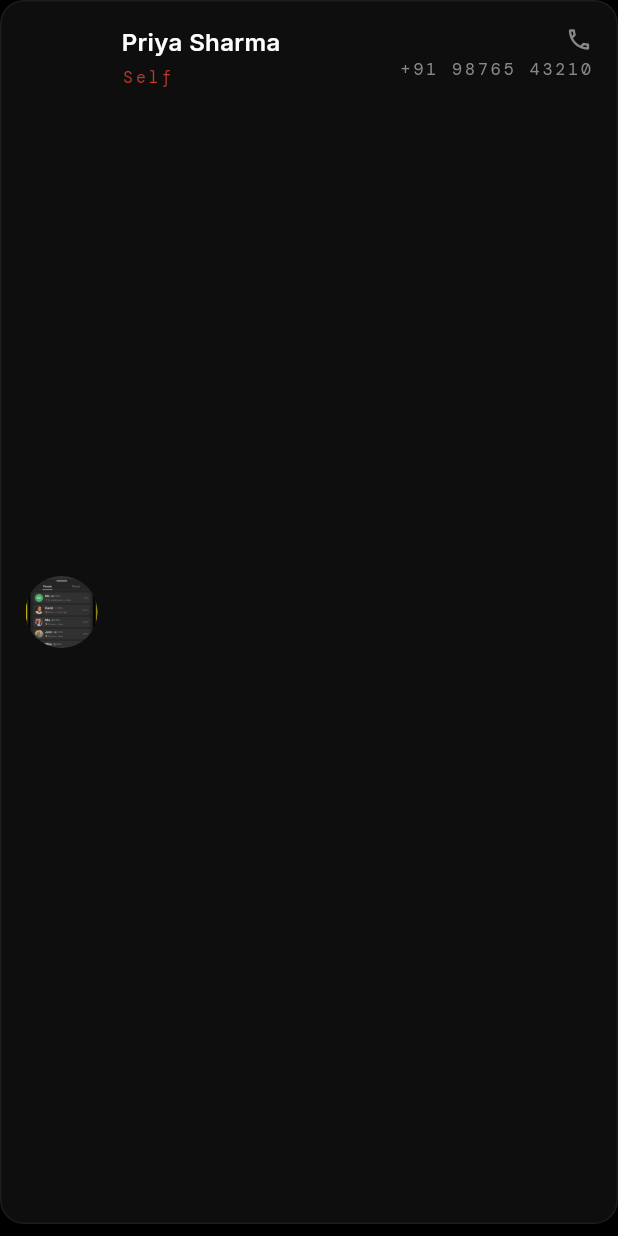
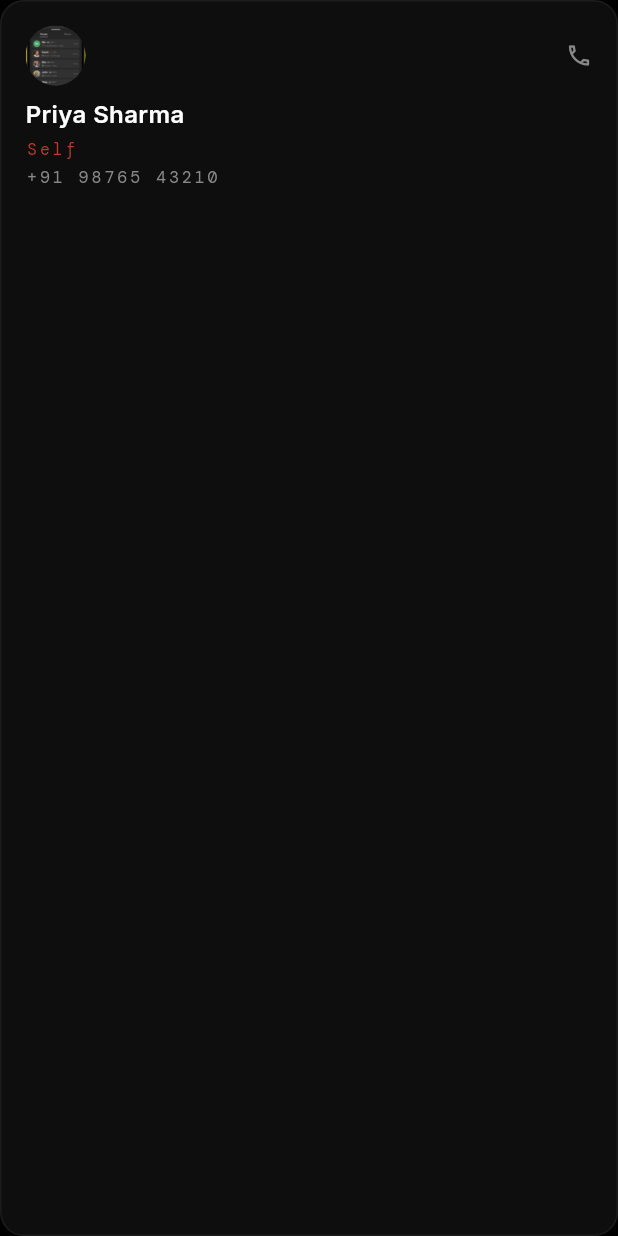
Before and after one commit to ujwalbholan/surakshya-MobileApp, a Flutter app: the FamilyMemberTile widget shown alone on an empty page, opened directly with sample values from the repository, on a phone screen of 412 x 824 dp. Run offline on Flutter 3.47's test engine with Material 3 defaults, Android fonts, the phone set to English and light mode, and no system bars; our stand-ins replace battery_plus, flutter_blue_plus, flutter_local_notifications, flutter_map, flutter_riverpod, flutter_secure_storage and 9 more; missing offline and left inert: surakshya; accounts and stored records are empty.

Commit message:
Tracking Screen:Phase 2: two-column guardians grid

```diff
--- a/lib/features/dashboard/tracking/widgets/family_member_tile.dart
+++ b/lib/features/dashboard/tracking/widgets/family_member_tile.dart
@@ -6,6 +6,9 @@ import 'package:suraksha/theme/suraksha_colors.dart';
 import 'package:suraksha/theme/suraksha_spacing.dart';
 import 'package:suraksha/theme/suraksha_typography.dart';
 
+/// Horizontal / vertical gap between guardian cards in the two-column grid.
+const double kGuardianGridGap = S.sm;
+
 class FamilyMemberTile extends StatelessWidget {
   const FamilyMemberTile({super.key, required this.member});
 
@@ -13,17 +16,19 @@ class FamilyMemberTile extends StatelessWidget {
 
   @override
   Widget build(BuildContext context) => Container(
-        margin: const EdgeInsets.only(bottom: S.sm),
-        padding: const EdgeInsets.symmetric(horizontal: S.md, vertical: S.md),
+        padding: const EdgeInsets.all(S.md),
         decoration: BoxDecoration(
           color: dashboardCard,
           borderRadius: BorderRadius.circular(S.radiusLg),
           border: Border.all(color: dashboardBorder),
         ),
-        child: Row(
+        child: Column(
+          crossAxisAlignment: CrossAxisAlignment.start,
+          children: [
+            Row(
               children: [
                 CircleAvatar(
-              radius: 24,
+                  radius: 20,
                   backgroundColor: surakshaSecondary,
                   backgroundImage: member.avatarPath != null
                       ? AssetImage(member.avatarPath!)
@@ -32,41 +37,42 @@ class FamilyMemberTile extends StatelessWidget {
                       ? Text(
                           member.initials,
                           style: SurakshaTypography.dashTitle.copyWith(
-                        fontSize: 14,
+                            fontSize: 12,
                           ),
                         )
                       : null,
                 ),
-            const SizedBox(width: S.md),
-            Expanded(
-              child: Column(
-                crossAxisAlignment: CrossAxisAlignment.start,
-                children: [
+                const Spacer(),
+                const Icon(
+                  Icons.phone_outlined,
+                  color: surakshaMuted,
+                  size: 18,
+                ),
+              ],
+            ),
+            const SizedBox(height: S.sm),
             Text(
               member.name,
+              maxLines: 1,
+              overflow: TextOverflow.ellipsis,
               style: SurakshaTypography.dashTitle.copyWith(fontSize: 16),
             ),
-                  const SizedBox(height: 4),
+            const SizedBox(height: S.xs),
             Text(
               member.role,
+              maxLines: 1,
+              overflow: TextOverflow.ellipsis,
               style: SurakshaTypography.monoLabel.copyWith(
                 color: surakshaCrimson,
                 fontSize: 11,
               ),
             ),
-                ],
-              ),
-            ),
-            Column(
-              crossAxisAlignment: CrossAxisAlignment.end,
-              children: [
-                const Icon(Icons.phone_outlined, color: surakshaMuted, size: 18),
-                const SizedBox(height: 4),
+            const SizedBox(height: S.xs),
             Text(
               member.phone,
+              maxLines: 1,
+              overflow: TextOverflow.ellipsis,
               style: SurakshaTypography.monoLabel.copyWith(fontSize: 11),
-                ),
-              ],
             ),
           ],
         ),
```
Also changed, not shown: lib/features/dashboard/tabs/tracking_tab.dart (+29 -3 lines). Lines whose indentation alone changed are shown as unchanged.
